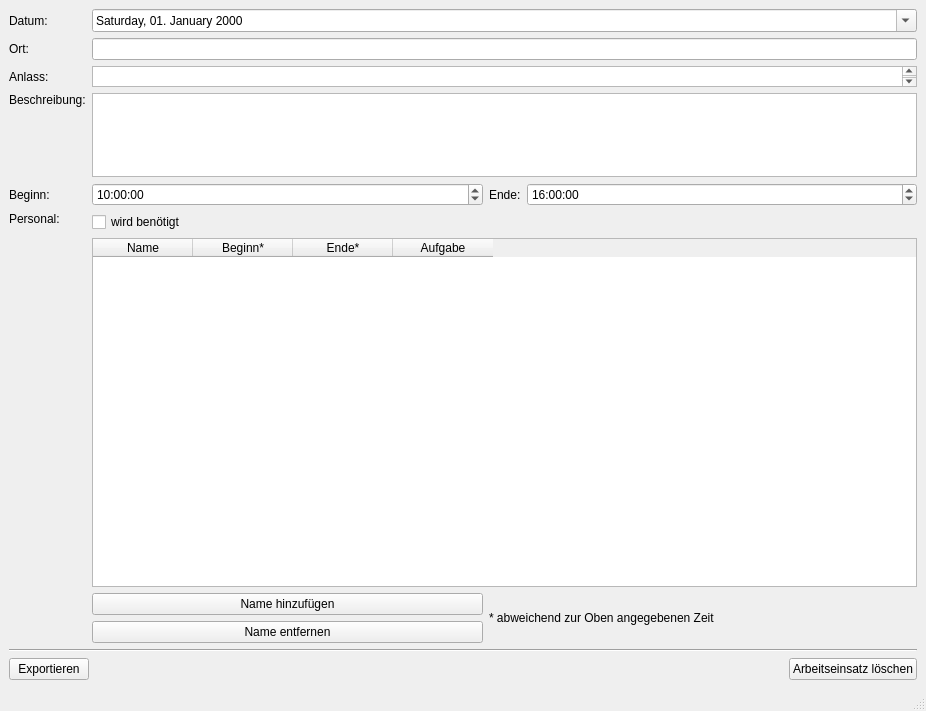
First picture: the form in Programm/activitywindow.ui, repository philjosch/Einsatzplaner, before the edit.
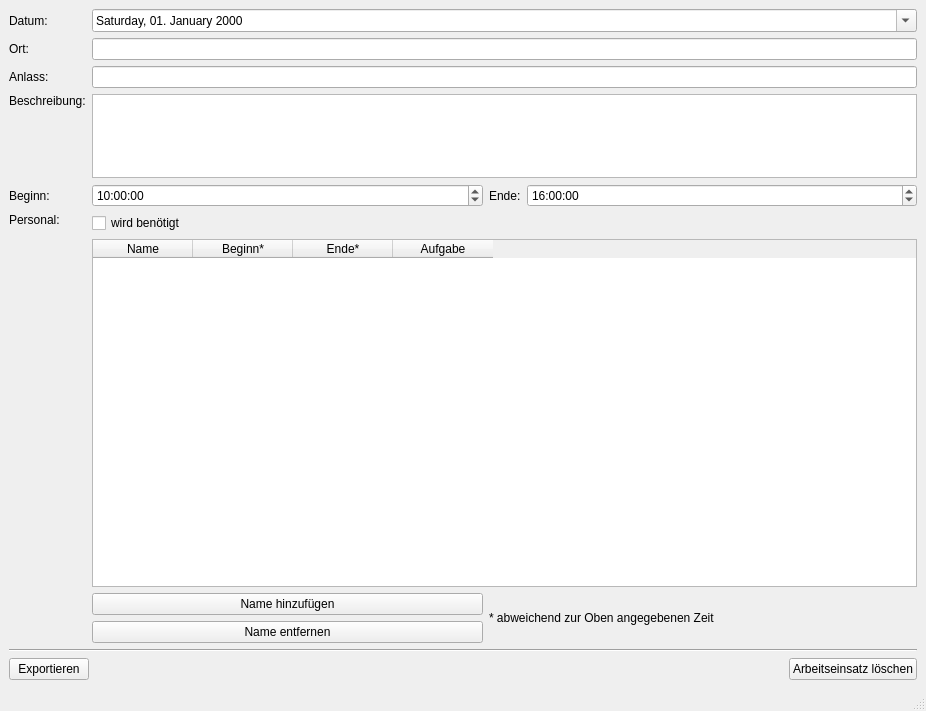
Second picture: the form after the edit.

Diff of the .ui file:
```diff
--- a/Programm/activitywindow.ui
+++ b/Programm/activitywindow.ui
@@ -185,35 +185,7 @@
        </widget>
       </item>
       <item row="2" column="1" colspan="3">
-       <widget class="QPlainTextEdit" name="plainAnlass">
-        <property name="sizePolicy">
-         <sizepolicy hsizetype="Expanding" vsizetype="Fixed">
-          <horstretch>0</horstretch>
-          <verstretch>0</verstretch>
-         </sizepolicy>
-        </property>
-        <property name="minimumSize">
-         <size>
-          <width>0</width>
-          <height>21</height>
-         </size>
-        </property>
-        <property name="maximumSize">
-         <size>
-          <width>16777215</width>
-          <height>21</height>
-         </size>
-        </property>
-        <property name="frameShape">
-         <enum>QFrame::StyledPanel</enum>
-        </property>
-        <property name="frameShadow">
-         <enum>QFrame::Plain</enum>
-        </property>
-        <property name="lineWrapMode">
-         <enum>QPlainTextEdit::NoWrap</enum>
-        </property>
-       </widget>
+       <widget class="QLineEdit" name="lineAnlass"/>
       </item>
      </layout>
     </item>
```
